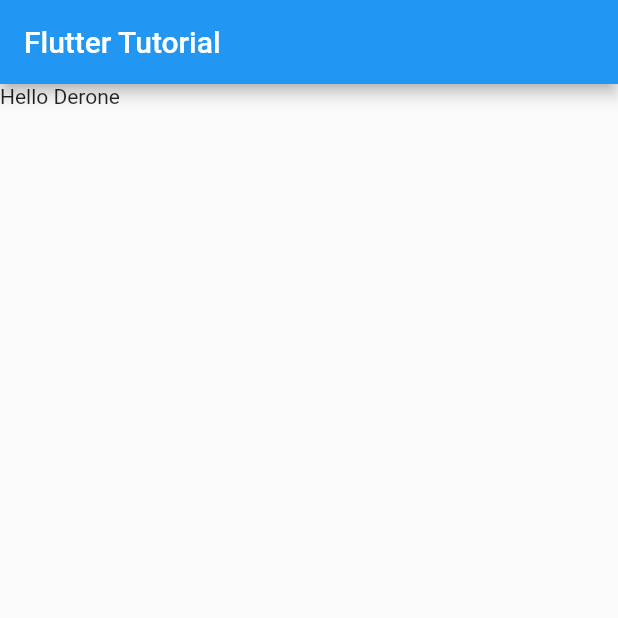
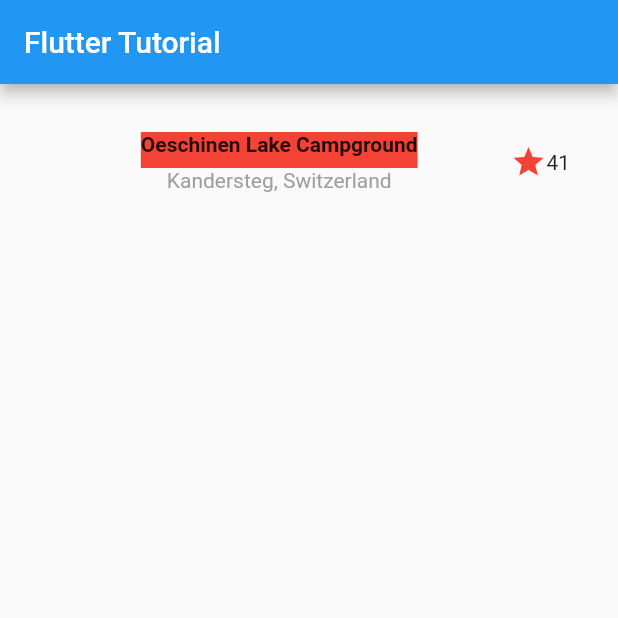
Before and after one commit to dercio-sinione/FlutterTutorial, a Flutter app: the screen it shows after launch, on a phone screen of 412 x 824 dp, the top half of it. Run offline on Flutter 3.47's test engine with Material 2 defaults, Android fonts, the phone set to English and light mode, and no system bars.

Commit message:
First Component

```diff
--- a/lib/titleSection.dart
+++ b/lib/titleSection.dart
@@ -6,7 +6,35 @@
   @override
   Widget build(BuildContext context) {
     return Container(
-      child: Text('Hello Derone'),
+      padding: const EdgeInsets.all(32),
+      child: Row(
+        children: [
+          Expanded(
+              child: Column(
+            children: [
+              Container(
+                padding: const EdgeInsets.only(bottom: 8),
+                color: Colors.red[500],
+                child: Text(
+                  'Oeschinen Lake Campground',
+                  style: TextStyle(fontWeight: FontWeight.bold),
+                ),
+              ),
+              Text(
+                'Kandersteg, Switzerland',
+                style: TextStyle(
+                  color: Colors.grey[500],
+                ),
+              )
+            ],
+          )),
+          Icon(
+            Icons.star,
+            color: Colors.red[500],
+          ),
+          Text('41')
+        ],
+      ),
     );
   }
 }
```
